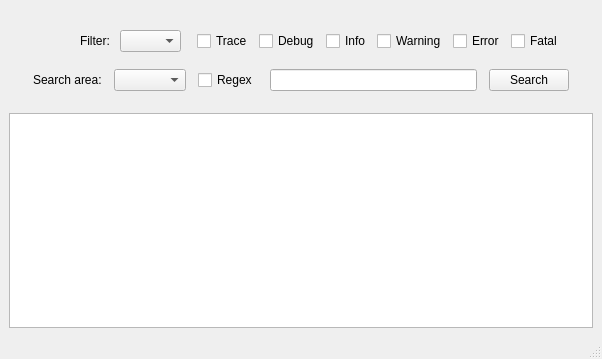
First picture: the form in QT_Project/Forms/MainWindow.ui, repository Dingola/Qt-LogViewer, before the edit.
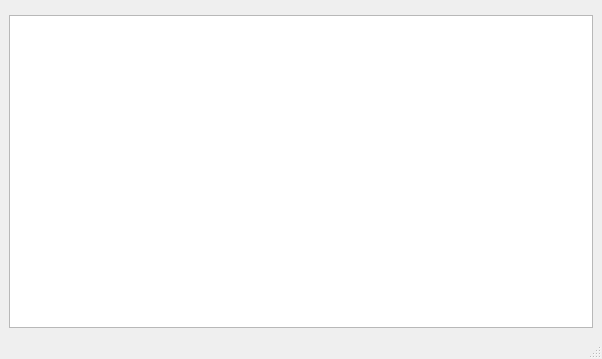
Second picture: the form after the edit. Custom widgets are drawn as their Qt base class.

Commit message:
Add modular filter and search widgets; refactor MainWindow to use unified FilterBarWidget
- Added FilterWidget (cpp/h/ui) for log level and application filtering
- Added SearchBarWidget (cpp/h/ui) for text and regex search functionality
- Added FilterBarWidget (cpp/h/ui) to combine filtering and searching in a single UI component
- Refactored MainWindow (cpp/h/ui) to replace legacy filter/search controls with FilterBarWidget
- Updated signal/slot connections and logic in MainWindow to use new modular widgets

Patch:
```diff
--- a/QT_Project/Forms/MainWindow.ui
+++ b/QT_Project/Forms/MainWindow.ui
@@ -16,171 +16,7 @@
   <widget class="QWidget" name="centralwidget">
    <layout class="QVBoxLayout" name="verticalLayout">
     <item>
-     <widget class="QWidget" name="filterBar" native="true">
-      <property name="layoutDirection">
-       <enum>Qt::LeftToRight</enum>
-      </property>
-      <layout class="QGridLayout" name="gridLayout" columnstretch="0,0,0,0,0">
-       <property name="sizeConstraint">
-        <enum>QLayout::SetDefaultConstraint</enum>
-       </property>
-       <property name="leftMargin">
-        <number>24</number>
-       </property>
-       <property name="topMargin">
-        <number>16</number>
-       </property>
-       <property name="rightMargin">
-        <number>24</number>
-       </property>
-       <property name="bottomMargin">
-        <number>16</number>
-       </property>
-       <property name="verticalSpacing">
-        <number>12</number>
-       </property>
-       <item row="1" column="1" colspan="4">
-        <layout class="QHBoxLayout" name="horizontalLayoutSearch">
-         <property name="spacing">
-          <number>12</number>
-         </property>
-         <property name="sizeConstraint">
-          <enum>QLayout::SetDefaultConstraint</enum>
-         </property>
-         <item>
-          <widget class="QLabel" name="labelSearchArea">
-           <property name="text">
-            <string>Search area:</string>
-           </property>
-           <property name="buddy">
-            <cstring>comboBoxSearchArea</cstring>
-           </property>
-          </widget>
-         </item>
-         <item>
-          <widget class="QComboBox" name="comboBoxSearchArea"/>
-         </item>
-         <item>
-          <widget class="QCheckBox" name="checkBoxRegEx">
-           <property name="text">
-            <string>Regex</string>
-           </property>
-          </widget>
-         </item>
-         <item>
-          <widget class="QLineEdit" name="lineEditSearch"/>
-         </item>
-         <item>
-          <widget class="QPushButton" name="pushButtonSearch">
-           <property name="text">
-            <string>Search</string>
-           </property>
-          </widget>
-         </item>
-        </layout>
-       </item>
-       <item row="0" column="4">
-        <layout class="QHBoxLayout" name="horizontalLayoutLogLevels" stretch="0,0,0">
-         <property name="spacing">
-          <number>10</number>
-         </property>
-         <property name="sizeConstraint">
-          <enum>QLayout::SetDefaultConstraint</enum>
-         </property>
-         <item>
-          <widget class="QLabel" name="labelFilter">
-           <property name="text">
-            <string>Filter:</string>
-           </property>
-          </widget>
-         </item>
-         <item>
-          <widget class="QComboBox" name="comboBoxApp">
-           <property name="sizeAdjustPolicy">
-            <enum>QComboBox::AdjustToContents</enum>
-           </property>
-           <property name="minimumContentsLength">
-            <number>1</number>
-           </property>
-          </widget>
-         </item>
-         <item>
-          <widget class="QWidget" name="logLevelBar" native="true">
-           <layout class="QHBoxLayout" name="horizontalLayout">
-            <property name="leftMargin">
-             <number>6</number>
-            </property>
-            <property name="topMargin">
-             <number>6</number>
-            </property>
-            <property name="rightMargin">
-             <number>6</number>
-            </property>
-            <property name="bottomMargin">
-             <number>6</number>
-            </property>
-            <item>
-             <widget class="QCheckBox" name="checkBoxTrace">
-              <property name="text">
-               <string>Trace</string>
-              </property>
-             </widget>
-            </item>
-            <item>
-             <widget class="QCheckBox" name="checkBoxDebug">
-              <property name="text">
-               <string>Debug</string>
-              </property>
-             </widget>
-            </item>
-            <item>
-             <widget class="QCheckBox" name="checkBoxInfo">
-              <property name="text">
-               <string>Info</string>
-              </property>
-             </widget>
-            </item>
-            <item>
-             <widget class="QCheckBox" name="checkBoxWarning">
-              <property name="text">
-               <string>Warning</string>
-              </property>
-             </widget>
-            </item>
-            <item>
-             <widget class="QCheckBox" name="checkBoxError">
-              <property name="text">
-               <string>Error</string>
-              </property>
-             </widget>
-            </item>
-            <item>
-             <widget class="QCheckBox" name="checkBoxFatal">
-              <property name="text">
-               <string>Fatal</string>
-              </property>
-             </widget>
-            </item>
-           </layout>
-          </widget>
-         </item>
-        </layout>
-       </item>
-       <item row="0" column="1">
-        <spacer name="horizontalSpacer">
-         <property name="orientation">
-          <enum>Qt::Horizontal</enum>
-         </property>
-         <property name="sizeHint" stdset="0">
-          <size>
-           <width>40</width>
-           <height>20</height>
-          </size>
-         </property>
-        </spacer>
-       </item>
-      </layout>
-     </widget>
+     <widget class="FilterBarWidget" name="filterBarWidget" native="true"/>
     </item>
     <item>
      <layout class="QVBoxLayout" name="verticalLayoutViewLog">
@@ -228,6 +64,12 @@
    <header>Qt-LogViewer/Views/PaginationWidget.h</header>
    <container>1</container>
   </customwidget>
+  <customwidget>
+   <class>FilterBarWidget</class>
+   <extends>QWidget</extends>
+   <header>Qt-LogViewer/Views/FilterBarWidget.h</header>
+   <container>1</container>
+  </customwidget>
  </customwidgets>
  <tabstops>
   <tabstop>comboBoxSearchArea</tabstop>
```
Left out of the diff: 4 changed lines with no effect on the pictures. The commit also changes 12 other files.
